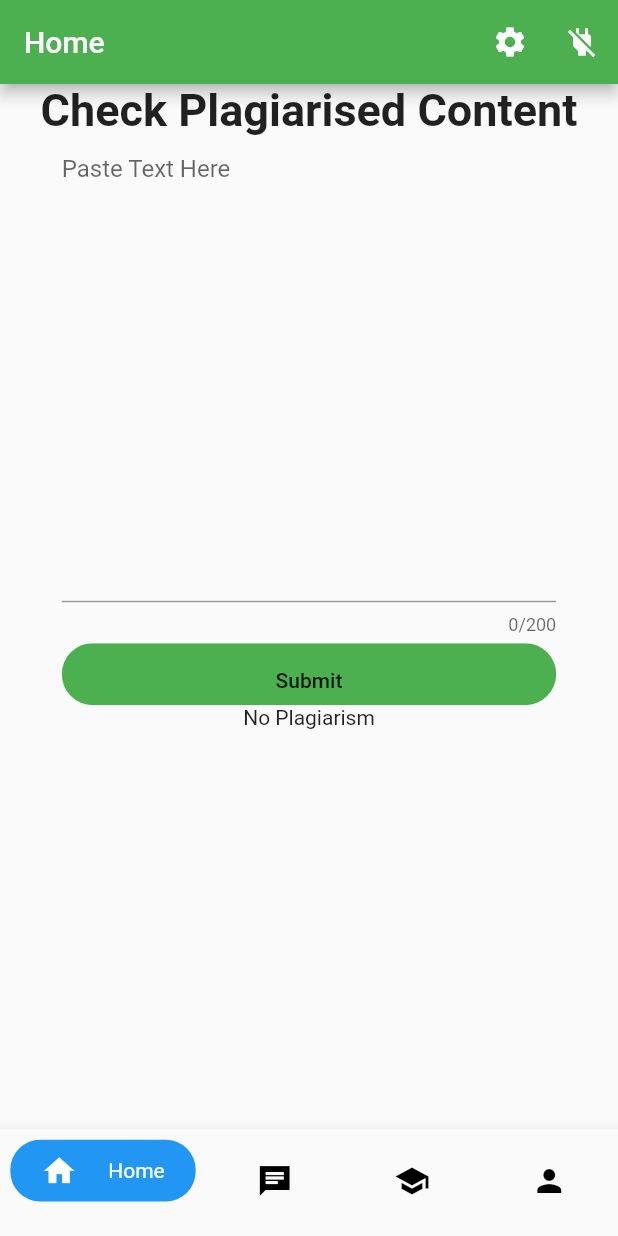
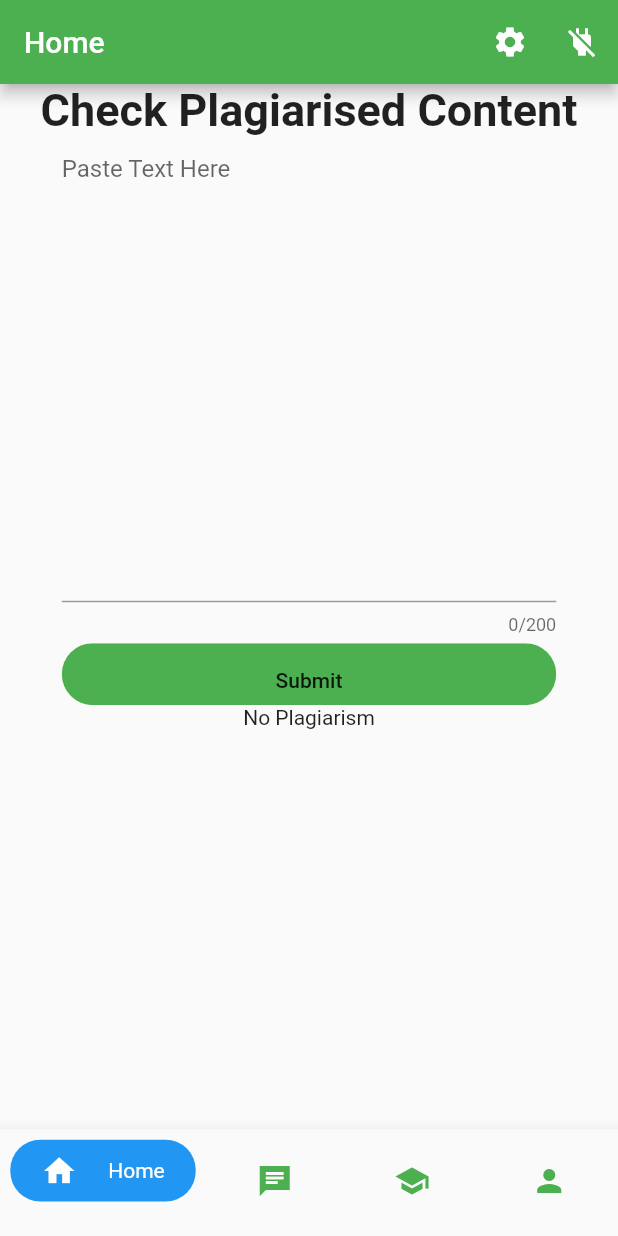
Before and after one commit to aahilalwani25/plagiarism_checker_app, a Flutter app: the StudentMainDashboard screen opened directly with empty values, on a phone screen of 412 x 824 dp. Run offline on Flutter 3.47's test engine with Material 2 defaults, Android fonts, the phone set to English and light mode, and no system bars; drawn by our look-alikes of auto_size_text; our stand-ins replace country_code_picker, firebase_auth, firebase_core, firebase_database, google_sign_in; accounts and stored records are empty.

Commit message:
initial commit

```diff
--- a/lib/Controllers/plagiarism_controller.dart
+++ b/lib/Controllers/plagiarism_controller.dart
@@ -7,7 +7,7 @@ class PlagiarismController{
   PlagiarismController({required this.text});
 
   dynamic start_check() async{
-    MultipartRequest request= MultipartRequest('POST', Uri.parse('http://192.168.2.109:8000/check-plag/'));
+    MultipartRequest request= MultipartRequest('POST', Uri.parse('http://192.168.2.108:8000/check-plag/'));
     request.fields.addAll({'query':text});
     request.headers.addAll({
       'Content-Type':'Application/json',
--- a/lib/Views/Students/student_main_dashboard.dart
+++ b/lib/Views/Students/student_main_dashboard.dart
@@ -36,7 +36,7 @@ class _StudentMainDashboardState extends State<StudentMainDashboard> {
           BottomNavigationBarItem(
               icon: const Icon(
                 Icons.home,
-                color: Colors.black,
+                color: Colors.green,
               ),
               label: '',
               activeIcon: Container(
@@ -57,7 +57,7 @@ class _StudentMainDashboardState extends State<StudentMainDashboard> {
                 ),
               )),
           BottomNavigationBarItem(
-              icon: const Icon(Icons.chat_sharp, color: Colors.black),
+              icon: const Icon(Icons.chat_sharp, color: Colors.green),
               label: '',
               activeIcon: Container(
                 width: MediaQuery.of(context).size.width * 0.3,
@@ -79,7 +79,7 @@ class _StudentMainDashboardState extends State<StudentMainDashboard> {
           BottomNavigationBarItem(
               icon: const Icon(
                 Icons.school,
-                color: Colors.black,
+                color: Colors.green,
               ),
               label: '',
               activeIcon: Container(
@@ -100,7 +100,7 @@ class _StudentMainDashboardState extends State<StudentMainDashboard> {
                 ),
               )),
           BottomNavigationBarItem(
-              icon: const Icon(Icons.person, color: Colors.black),
+              icon: const Icon(Icons.person, color: Colors.green),
               label: '',
               activeIcon: Container(
                 width: MediaQuery.of(context).size.width * 0.3,
--- a/lib/main.dart
+++ b/lib/main.dart
@@ -28,12 +28,13 @@ class MyApp extends StatelessWidget {
       ],
       child: MaterialApp(
         title: 'Flutter Demo',
-        darkTheme: ThemeData.light(),
+        darkTheme: ThemeData.dark(),
+        themeMode: ThemeMode.system,
         //themeMode: ThemeMode.dark,
         theme: ThemeData(
           primaryColorDark: Colors.green,
           primaryColor: Colors.green,
-          primarySwatch: Colors.blue,
+          primarySwatch: Colors.green,
         ),
         home: const AppStartScreen(),
       ),
```
Also changed, not shown: lib/Views/Students/student_profile.dart (+19 -5 lines), 1 other file.
